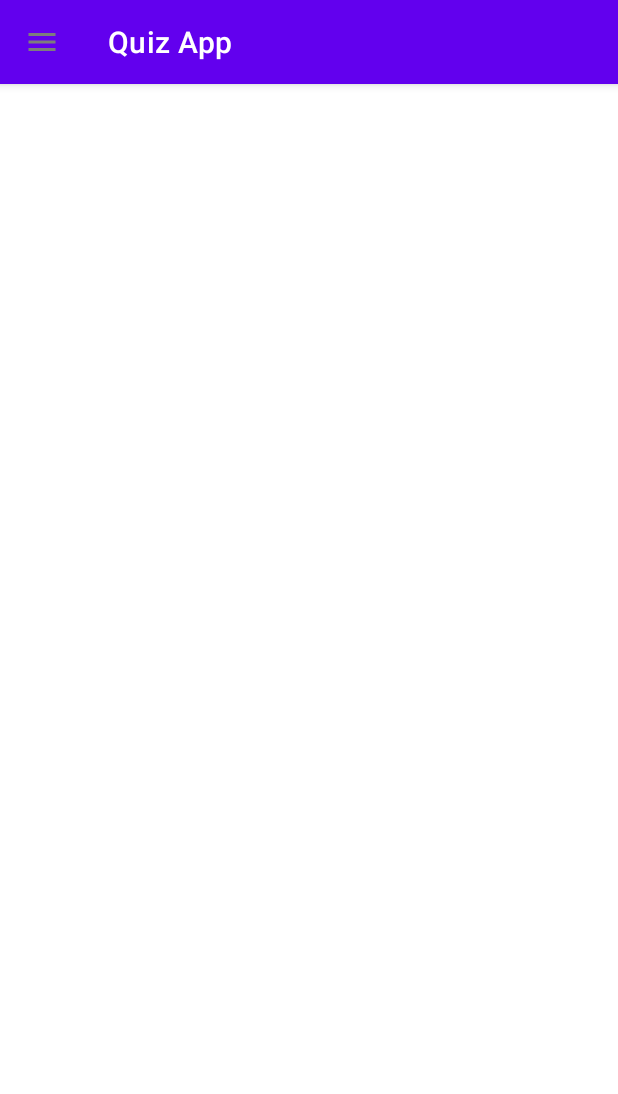
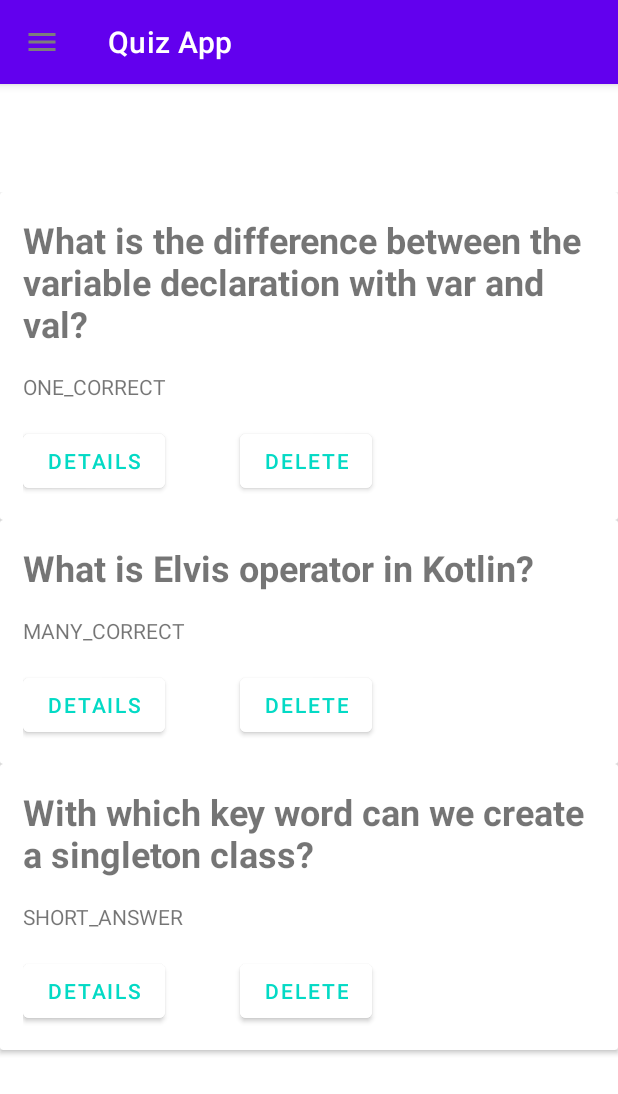
Before and after one commit to Balogh-Laszlo/Android2021, an Android app: the screen it shows after launch (MainActivity), in the side drawer, after a tap on "List of questions", on a phone screen of 412 x 824 dp. Shown: the top 1094 px of the screen. Run offline under Robolectric (Android 15) with nearby library versions, the phone set to English and light mode, and no system bars.

Commit message:
feat: list of questions

```diff
--- a/QuizApp/app/build.gradle
+++ b/QuizApp/app/build.gradle
@@ -44,6 +44,7 @@ dependencies {
     androidTestImplementation 'androidx.test.ext:junit:1.1.3'
     androidTestImplementation 'androidx.test.espresso:espresso-core:3.4.0'
     implementation 'com.xeoh.android:checkboxgroup:1.0.1'
+    implementation 'androidx.cardview:cardview:1.0.0'
 
     implementation 'com.google.android.material:material:1.2.1'
 
--- a/QuizApp/app/src/main/java/com/example/quizapp/QuizController.kt
+++ b/QuizApp/app/src/main/java/com/example/quizapp/QuizController.kt
@@ -7,21 +7,38 @@ import com.example.quizapp.Utils.Question
 
 
 class QuizController {
-    private val listOfQuestions : MutableList<Question> = mutableListOf(
-        Question("What is the difference between the variable declaration with var and val?",
-            mutableListOf(
-                Answer("val can't be modified var can",true),
-                Answer("val variables can't be reached outside the class var can",false),
-                Answer("val is dynamic declaration var is static",false)), QuestionType.ONE_CORRECT),
-        Question("What is Elvis operator in Kotlin?",
-            mutableListOf(
-                Answer("an emoji",false),
-                Answer("a way we can draw Elvis on the layout",false),
-                Answer("an operator which is used for describe what should do the code if the variable is null",true),
-                Answer("it is like an if statement, represent a decision-making statement",true)
-            ),QuestionType.MANY_CORRECT),
-    Question("With which key word can we create a singleton class?", mutableListOf(Answer("Object",true),Answer("object",true)),QuestionType.SHORT_ANSWER)
-    )
+    companion object {
+        val listOfQuestions: MutableList<Question> = mutableListOf(
+            Question(
+                "What is the difference between the variable declaration with var and val?",
+                mutableListOf(
+                    Answer("val can't be modified var can", true),
+                    Answer("val variables can't be reached outside the class var can", false),
+                    Answer("val is dynamic declaration var is static", false)
+                ), QuestionType.ONE_CORRECT
+            ),
+            Question(
+                "What is Elvis operator in Kotlin?",
+                mutableListOf(
+                    Answer("an emoji", false),
+                    Answer("a way we can draw Elvis on the layout", false),
+                    Answer(
+                        "an operator which is used for describe what should do the code if the variable is null",
+                        true
+                    ),
+                    Answer(
+                        "it is like an if statement, represent a decision-making statement",
+                        true
+                    )
+                ), QuestionType.MANY_CORRECT
+            ),
+            Question(
+                "With which key word can we create a singleton class?",
+                mutableListOf(Answer("Object", true), Answer("object", true)),
+                QuestionType.SHORT_ANSWER
+            )
+        )
+    }
 
 
     fun randomizeQuestions(){
--- a/QuizApp/app/src/main/java/com/example/quizapp/UI/QuestionListFragment.kt
+++ b/QuizApp/app/src/main/java/com/example/quizapp/UI/QuestionListFragment.kt
@@ -5,11 +5,19 @@ import androidx.fragment.app.Fragment
 import android.view.LayoutInflater
 import android.view.View
 import android.view.ViewGroup
+import androidx.fragment.app.activityViewModels
+import androidx.recyclerview.widget.LinearLayoutManager
+import androidx.recyclerview.widget.RecyclerView
+import com.example.quizapp.QuizController
 import com.example.quizapp.R
+import com.example.quizapp.Utils.QuestionCardAdapter
+import com.example.quizapp.Utils.SharedViewModel
 
 
 class QuestionListFragment : Fragment() {
-
+    private lateinit var rvQuestion : RecyclerView
+    private lateinit var adapter : QuestionCardAdapter
+    private val model: SharedViewModel by activityViewModels()
 
     override fun onCreate(savedInstanceState: Bundle?) {
         super.onCreate(savedInstanceState)
@@ -20,7 +28,13 @@ class QuestionListFragment : Fragment() {
         savedInstanceState: Bundle?
     ): View? {
         // Inflate the layout for this fragment
-        return inflater.inflate(R.layout.fragment_question_list, container, false)
+        val view = inflater.inflate(R.layout.fragment_question_list, container, false)
+        rvQuestion = view.findViewById(R.id.rvQuestions)
+        adapter = QuestionCardAdapter(requireContext(),QuizController.listOfQuestions,this,model)
+        rvQuestion.adapter = adapter
+        rvQuestion.layoutManager = LinearLayoutManager(requireContext())
+
+        return view
     }
 
 }
--- a/QuizApp/app/src/main/java/com/example/quizapp/Utils/Models.kt
+++ b/QuizApp/app/src/main/java/com/example/quizapp/Utils/Models.kt
@@ -15,6 +15,7 @@ enum class QuestionType {
 class SharedViewModel : ViewModel(){
     var score = MutableLiveData(0.0)
     var numOfQuestions = MutableLiveData(0)
+    var currentQuestion : Question? = null
 
     fun result(score:Double){
         this.score.value = score
--- /dev/null
+++ b/QuizApp/app/src/main/java/com/example/quizapp/Utils/QuestionCardAdapter.kt
@@ -0,0 +1,54 @@
+package com.example.quizapp.Utils
+
+import android.content.Context
+import android.view.LayoutInflater
+import android.view.View
+import android.view.ViewGroup
+import android.widget.Button
+import android.widget.TextView
+import androidx.navigation.fragment.findNavController
+import androidx.recyclerview.widget.RecyclerView
+import com.example.quizapp.R
+import com.example.quizapp.UI.QuestionListFragment
+
+class QuestionCardAdapter(
+    private val context: Context,
+    private val questions: MutableList<Question>,
+    private val questionListFragment: QuestionListFragment,
+    private val model: SharedViewModel
+
+):
+    RecyclerView.Adapter<QuestionCardAdapter.ViewHolder>()  {
+
+    inner class ViewHolder(itemView: View) :RecyclerView.ViewHolder(itemView){
+        private val tvQuestion = itemView.findViewById<TextView>(R.id.tvQuestionInCard)
+        private val tvType = itemView.findViewById<TextView>(R.id.tvType)
+        private val btnDetails = itemView.findViewById<Button>(R.id.btnDetails)
+        private val btnDelete = itemView.findViewById<Button>(R.id.btnDelete)
+        fun bind(position:Int){
+            val item = questions[position]
+            tvQuestion.text = item.text
+            tvType.text = item.type.name
+            btnDelete.setOnClickListener {
+                questions.removeAt(position)
+                notifyDataSetChanged()
+            }
+            btnDetails.setOnClickListener {
+                model.currentQuestion = questions[position]
+                questionListFragment.findNavController().navigate(R.id.detailFragment)
+
+            }
+        }
+    }
+
+    override fun onCreateViewHolder(parent: ViewGroup, viewType: Int): ViewHolder {
+        val view = LayoutInflater.from(context).inflate(R.layout.question_card,parent,false)
+        return ViewHolder(view)
+    }
+
+    override fun onBindViewHolder(holder: ViewHolder, position: Int) {
+        holder.bind(position)
+    }
+
+    override fun getItemCount(): Int = questions.size
+}
--- a/QuizApp/app/src/main/res/layout/fragment_question_list.xml
+++ b/QuizApp/app/src/main/res/layout/fragment_question_list.xml
@@ -1,10 +1,21 @@
 <?xml version="1.0" encoding="utf-8"?>
 <androidx.constraintlayout.widget.ConstraintLayout xmlns:android="http://schemas.android.com/apk/res/android"
+    xmlns:app="http://schemas.android.com/apk/res-auto"
     xmlns:tools="http://schemas.android.com/tools"
     android:layout_width="match_parent"
     android:layout_height="match_parent"
     tools:context=".UI.QuestionListFragment">
 
 
+    <androidx.recyclerview.widget.RecyclerView
+        android:id="@+id/rvQuestions"
+        android:layout_width="0dp"
+        android:layout_height="0dp"
+        android:layout_marginTop="128dp"
+        app:layout_constraintBottom_toBottomOf="parent"
+        app:layout_constraintEnd_toEndOf="parent"
+        app:layout_constraintStart_toStartOf="parent"
+        app:layout_constraintTop_toTopOf="parent"
+        app:layout_constraintVertical_bias="1.0" />
 
 </androidx.constraintlayout.widget.ConstraintLayout>
--- /dev/null
+++ b/QuizApp/app/src/main/res/layout/question_card.xml
@@ -0,0 +1,54 @@
+<?xml version="1.0" encoding="utf-8"?>
+<androidx.cardview.widget.CardView xmlns:android="http://schemas.android.com/apk/res/android"
+    xmlns:app="http://schemas.android.com/apk/res-auto"
+    xmlns:tools="http://schemas.android.com/tools"
+    android:layout_width="match_parent"
+    android:layout_height="wrap_content"
+    android:orientation="vertical">
+
+
+    <RelativeLayout
+        android:layout_width="match_parent"
+        android:layout_height="match_parent"
+        android:padding="15dp">
+
+        <TextView
+            android:id="@+id/tvQuestionInCard"
+            android:layout_width="wrap_content"
+            android:layout_height="wrap_content"
+            android:layout_marginBottom="16dp"
+            android:text=""
+            android:textSize="24sp"
+            android:textStyle="bold" />
+
+        <TextView
+            android:id="@+id/tvType"
+            android:layout_width="wrap_content"
+            android:layout_height="wrap_content"
+            android:layout_below="@+id/tvQuestionInCard"
+            android:layout_marginBottom="16dp"
+            android:text="" />
+
+        <Button
+            android:id="@+id/btnDetails"
+            android:layout_width="wrap_content"
+            android:layout_height="wrap_content"
+            android:layout_below="@+id/tvType"
+            android:backgroundTint="@color/white"
+            android:text="@string/details"
+            android:textColor="@color/teal_200" />
+
+        <Button
+            android:id="@+id/btnDelete"
+            android:layout_width="wrap_content"
+            android:layout_height="wrap_content"
+            android:layout_below="@+id/tvType"
+            android:layout_marginStart="50dp"
+            android:layout_toEndOf="@+id/btnDetails"
+            android:backgroundTint="@color/white"
+            android:text="@string/delete"
+            android:textColor="@color/teal_200" />
+
+
+    </RelativeLayout>
+</androidx.cardview.widget.CardView>
--- a/QuizApp/app/src/main/res/navigation/my_nav.xml
+++ b/QuizApp/app/src/main/res/navigation/my_nav.xml
@@ -51,7 +51,11 @@
         android:id="@+id/questionListFragment"
         android:name="com.example.quizapp.UI.QuestionListFragment"
         android:label="fragment_question_list"
-        tools:layout="@layout/fragment_question_list" />
+        tools:layout="@layout/fragment_question_list" >
+        <action
+            android:id="@+id/action_questionListFragment_to_detailFragment"
+            app:destination="@id/detailFragment" />
+    </fragment>
     <fragment
         android:id="@+id/profileFragment"
         android:name="com.example.quizapp.UI.ProfileFragment"
@@ -62,4 +66,9 @@
         android:name="com.example.quizapp.UI.NewQuestionFragment"
         android:label="fragment_new_question"
         tools:layout="@layout/fragment_new_question" />
+    <fragment
+        android:id="@+id/detailFragment"
+        android:name="com.example.quizapp.UI.DetailFragment"
+        android:label="fragment_detail"
+        tools:layout="@layout/fragment_detail" />
 </navigation>
--- a/QuizApp/app/src/main/res/values/strings.xml
+++ b/QuizApp/app/src/main/res/values/strings.xml
@@ -23,4 +23,6 @@
     <string name="test_your_skills">TEST YOUR SKILLS</string>
     <string name="read_questions">READ QUESTIONS</string>
     <string name="create_question">CREATE QUESTION</string>
+    <string name="details">DETAILS</string>
+    <string name="delete">DELETE</string>
 </resources>
```
Also changed, not shown: QuizApp/app/src/main/java/com/example/quizapp/UI/DetailFragment.kt (added, +54 -0 lines), QuizApp/app/src/main/java/com/example/quizapp/Utils/AnswersAdapter.kt (added, +42 -0 lines), QuizApp/app/src/main/res/layout/answers_card.xml (added, +21 -0 lines), QuizApp/app/src/main/res/layout/fragment_detail.xml (added, +52 -0 lines), QuizApp/app/src/main/res/drawable/choose.png (added).
